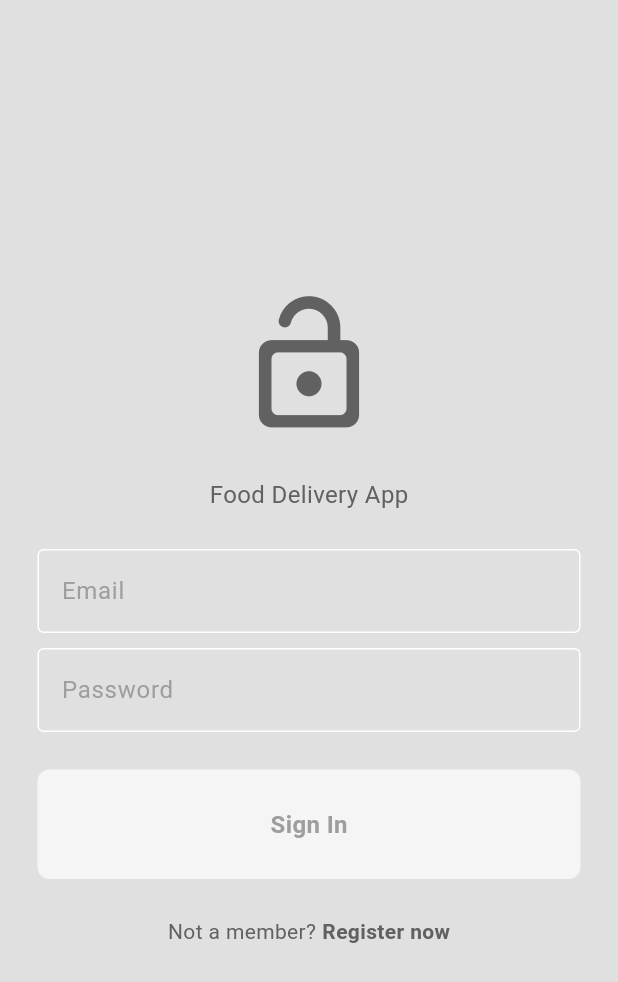
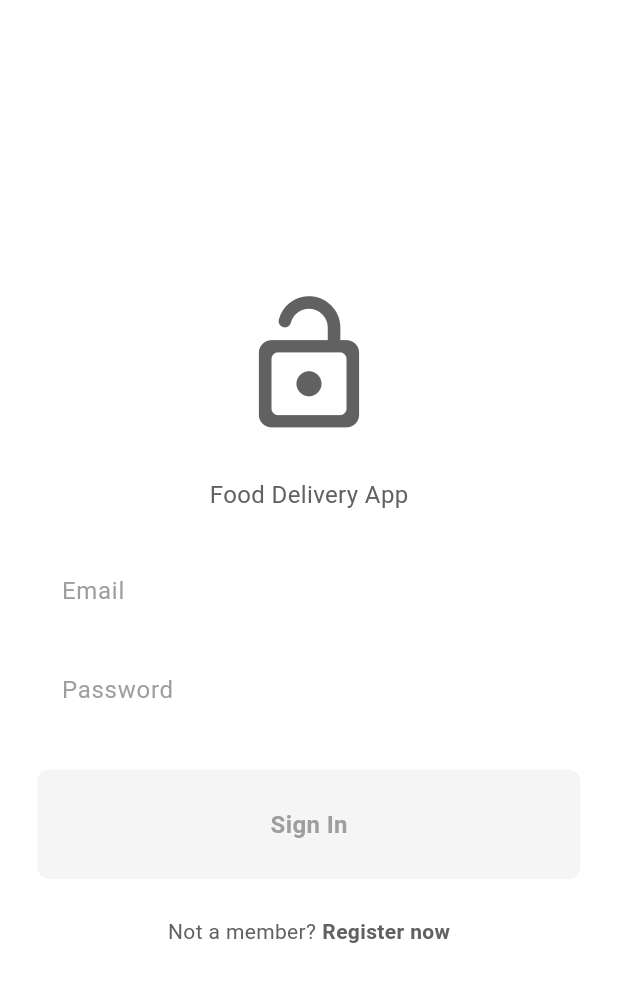
Before and after one commit to bunnylionn/lionfish, a Flutter app: the screen it shows after launch, on a phone screen of 412 x 824 dp. Shown: the top 982 px of the screen. Run offline on Flutter 3.47's test engine with Material 3 defaults, Android fonts, the phone set to English and light mode, and no system bars; missing offline and left inert: fooddelive, fooddelivetut, fooddelivtute.

Commit message:
homepage update

```diff
--- a/lib/themes/light_mode.dart
+++ b/lib/themes/light_mode.dart
@@ -2,7 +2,6 @@ import 'package:flutter/material.dart';
 
 ThemeData lightMode = ThemeData(
   colorScheme: ColorScheme.light(
-    background: Colors.grey.shade300,
     surface: Colors.grey.shade300,
     primary: Colors.grey.shade500,
     secondary: Colors.grey.shade100,
```
